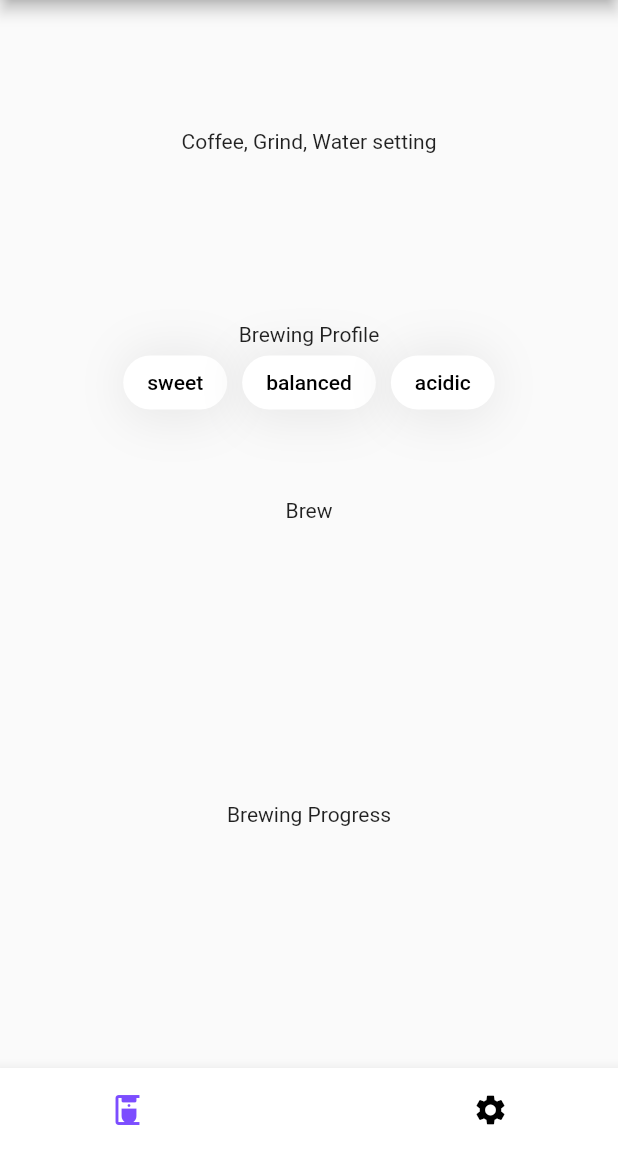
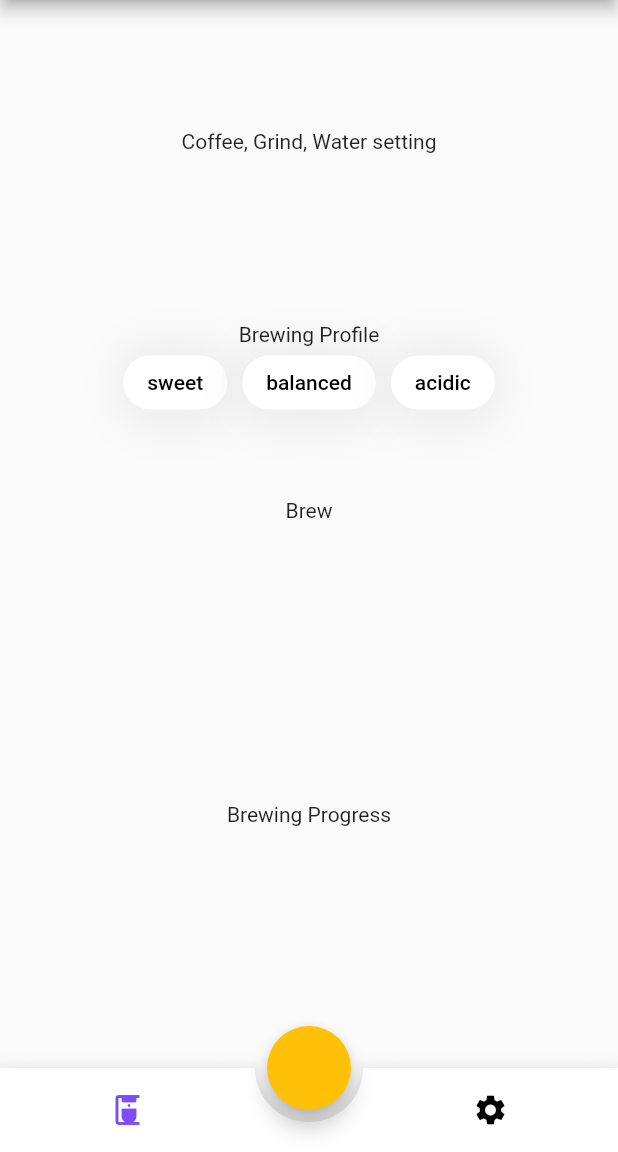
Before and after one commit to speedy901990/46method, a Flutter app: the screen it shows after launch, on a phone screen of 412 x 824 dp, the part 84-1236 px from its top. Run offline on Flutter 3.47's test engine with Material 2 defaults, Android fonts, the phone set to English and light mode, and no system bars; drawn by our look-alikes of animated_bottom_navigation_bar, group_button.

Commit message:
Move Navigation Bar to separate widget

```diff
--- a/app/lib/main.dart
+++ b/app/lib/main.dart
@@ -1,6 +1,7 @@
 import 'package:flutter/material.dart';
 import 'package:group_button/group_button.dart';
-import 'package:animated_bottom_navigation_bar/animated_bottom_navigation_bar.dart';
+
+import 'package:app/widgets/navigation_tab_bar.dart';
 
 void main() => runApp(MyApp());
 
@@ -19,12 +20,6 @@ class MyApp extends StatelessWidget {
 }
 
 class App extends StatelessWidget {
-  List<IconData> _iconList = [
-    Icons.coffee_maker,
-    Icons.settings,
-  ];
-  int _bottomNavIndex = 0;
-
   @override
   Widget build(BuildContext context) {
     return Scaffold(
@@ -88,16 +83,12 @@ class App extends StatelessWidget {
           ),
         ],
       ),
-      bottomNavigationBar: AnimatedBottomNavigationBar(
-        icons: _iconList,
-        activeIndex: _bottomNavIndex,
-        gapLocation: GapLocation.center,
-        notchSmoothness: NotchSmoothness.verySmoothEdge,
-        leftCornerRadius: 32,
-        rightCornerRadius: 32,
-        onTap: (index) {},
-        //other params
+      floatingActionButton: FloatingActionButton(
+        onPressed: () {},
+        //params
       ),
+      floatingActionButtonLocation: FloatingActionButtonLocation.centerDocked,
+      bottomNavigationBar: NavigationTabBar(),
     );
   }
 }
--- /dev/null
+++ b/app/lib/widgets/navigation_tab_bar.dart
@@ -0,0 +1,34 @@
+import 'package:flutter/material.dart';
+import 'package:animated_bottom_navigation_bar/animated_bottom_navigation_bar.dart';
+
+class NavigationTabBar extends StatefulWidget {
+  const NavigationTabBar({Key? key}) : super(key: key);
+
+  @override
+  State<NavigationTabBar> createState() => _NavigationTabBarState();
+}
+
+class _NavigationTabBarState extends State<NavigationTabBar> {
+  List<IconData> _iconList = [
+    Icons.coffee_maker,
+    Icons.settings,
+  ];
+  int _bottomNavIndex = 0;
+
+  void _onTap(int index) {
+    setState(() {
+      _bottomNavIndex = index;
+    });
+  }
+
+  @override
+  Widget build(BuildContext context) {
+    return AnimatedBottomNavigationBar(
+      icons: _iconList,
+      activeIndex: _bottomNavIndex,
+      gapLocation: GapLocation.center,
+      notchSmoothness: NotchSmoothness.verySmoothEdge,
+      onTap: _onTap,
+    );
+  }
+}
```
